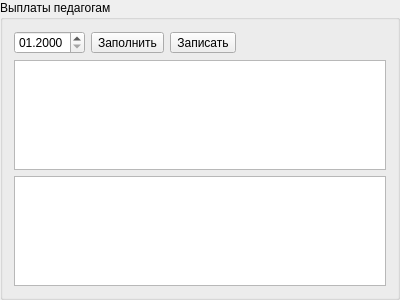
Old version of the form teacherspayment.ui in the repository haltxz/ds.
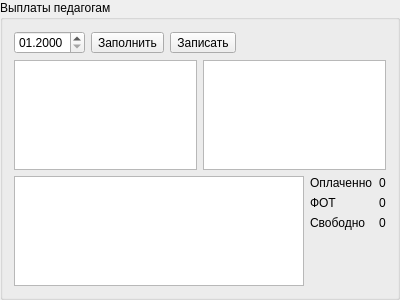
New version of the form.

Patch:
```diff
--- a/teacherspayment.ui
+++ b/teacherspayment.ui
@@ -56,10 +56,67 @@
     </layout>
    </item>
    <item>
-    <widget class="QTableWidget" name="tW"/>
+    <layout class="QHBoxLayout" name="horizontalLayout_2">
+     <item>
+      <widget class="QTableView" name="tableView_payment"/>
+     </item>
+     <item>
+      <widget class="QTableView" name="tableView"/>
+     </item>
+    </layout>
    </item>
    <item>
-    <widget class="QTableView" name="tableView_payment"/>
+    <layout class="QHBoxLayout" name="horizontalLayout_3">
+     <item>
+      <widget class="QTableWidget" name="tW"/>
+     </item>
+     <item>
+      <layout class="QFormLayout" name="formLayout">
+       <item row="0" column="0">
+        <widget class="QLabel" name="label_2">
+         <property name="text">
+          <string>Оплаченно</string>
+         </property>
+        </widget>
+       </item>
+       <item row="1" column="0">
+        <widget class="QLabel" name="label">
+         <property name="text">
+          <string>ФОТ</string>
+         </property>
+        </widget>
+       </item>
+       <item row="0" column="1">
+        <widget class="QLabel" name="label_pay">
+         <property name="text">
+          <string>0</string>
+         </property>
+        </widget>
+       </item>
+       <item row="1" column="1">
+        <widget class="QLabel" name="label_fot">
+         <property name="text">
+          <string>0</string>
+         </property>
+        </widget>
+       </item>
+       <item row="2" column="0">
+        <widget class="QLabel" name="label_5">
+         <property name="text">
+          <string>Свободно</string>
+         </property>
+        </widget>
+       </item>
+       <item row="2" column="1">
+        <widget class="QLabel" name="label_free">
+         <property name="text">
+          <string>0</string>
+         </property>
+        </widget>
+       </item>
+      </layout>
+     </item>
+    </layout>
    </item>
   </layout>
  </widget>
```
